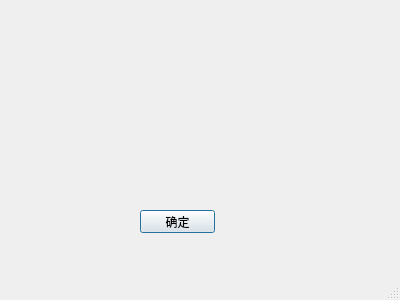
Qt form LabelType.ui (gjz22cn/el) before a commit.
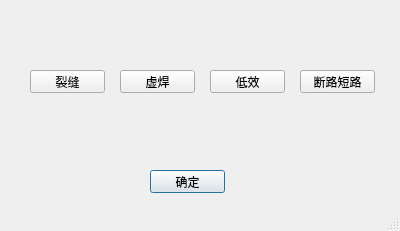
The same form after that commit.

```diff
--- a/LabelType.ui
+++ b/LabelType.ui
@@ -7,7 +7,7 @@
     <x>0</x>
     <y>0</y>
     <width>400</width>
-    <height>300</height>
+    <height>231</height>
    </rect>
   </property>
   <property name="windowTitle">
@@ -19,8 +19,8 @@
   <widget class="QPushButton" name="pushButton">
    <property name="geometry">
     <rect>
-     <x>140</x>
-     <y>210</y>
+     <x>150</x>
+     <y>170</y>
      <width>75</width>
      <height>23</height>
     </rect>
@@ -29,6 +29,58 @@
     <string>确定</string>
    </property>
   </widget>
+  <widget class="QPushButton" name="liefeng">
+   <property name="geometry">
+    <rect>
+     <x>30</x>
+     <y>70</y>
+     <width>75</width>
+     <height>23</height>
+    </rect>
+   </property>
+   <property name="text">
+    <string>裂缝</string>
+   </property>
+  </widget>
+  <widget class="QPushButton" name="xuhan">
+   <property name="geometry">
+    <rect>
+     <x>120</x>
+     <y>70</y>
+     <width>75</width>
+     <height>23</height>
+    </rect>
+   </property>
+   <property name="text">
+    <string>虚焊</string>
+   </property>
+  </widget>
+  <widget class="QPushButton" name="dixiao">
+   <property name="geometry">
+    <rect>
+     <x>210</x>
+     <y>70</y>
+     <width>75</width>
+     <height>23</height>
+    </rect>
+   </property>
+   <property name="text">
+    <string>低效</string>
+   </property>
+  </widget>
+  <widget class="QPushButton" name="duanluduanlu">
+   <property name="geometry">
+    <rect>
+     <x>300</x>
+     <y>70</y>
+     <width>75</width>
+     <height>23</height>
+    </rect>
+   </property>
+   <property name="text">
+    <string>断路短路</string>
+   </property>
+  </widget>
  </widget>
  <resources/>
  <connections>
```
Left out of the diff: 6 changed lines with no effect on the pictures.
